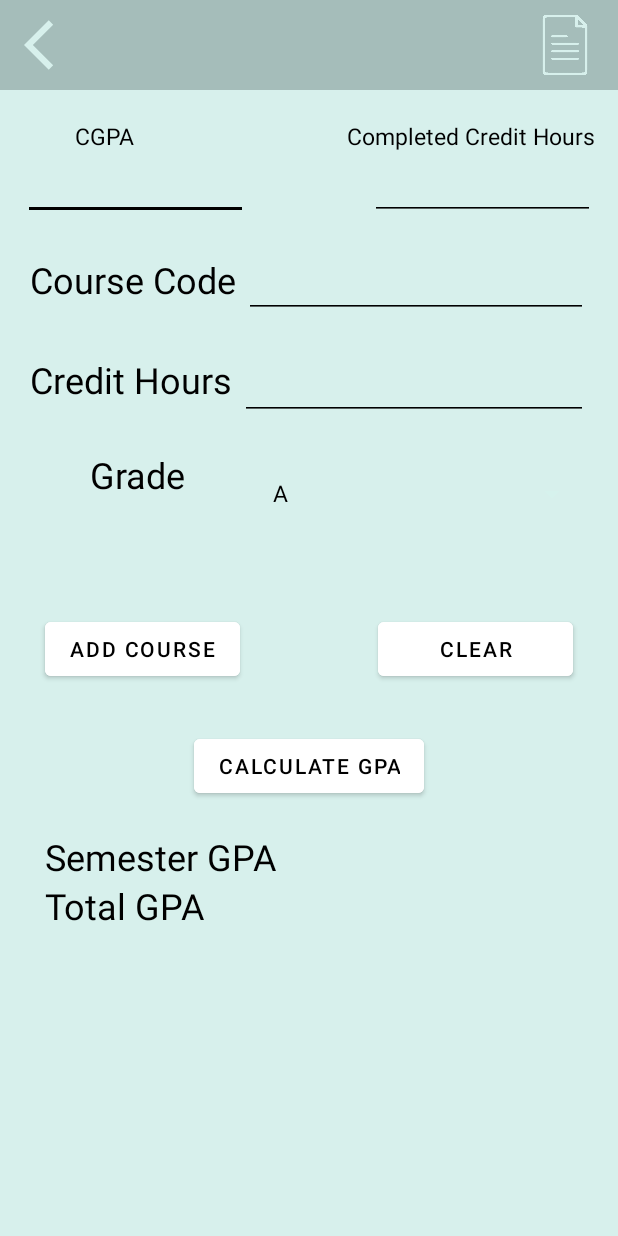
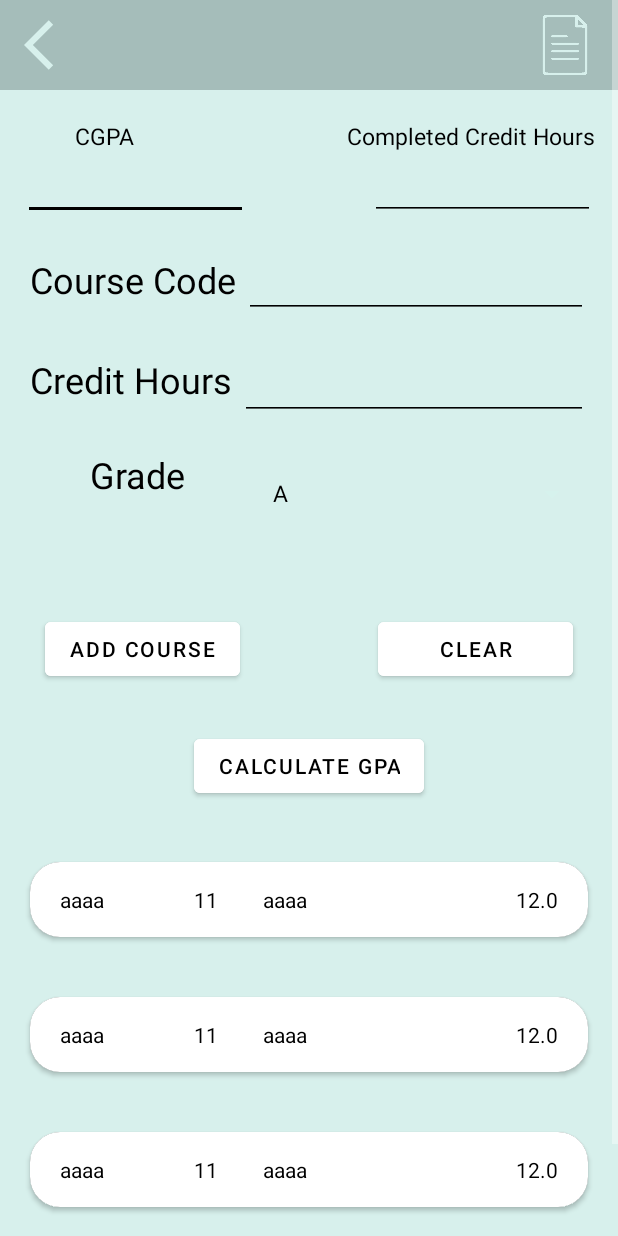
Before and after one commit to maryam2070/javaApp, an Android app: the GpaCalculator screen opened directly, with no data from a screen before it, on a phone screen of 412 x 824 dp. Run offline under Robolectric (Android 15) with nearby library versions, the phone set to English and light mode, and no system bars.

Commit message:
..........

```diff
--- a/app/src/main/java/com/example/aaaaaaaa/GpaCalculator.java
+++ b/app/src/main/java/com/example/aaaaaaaa/GpaCalculator.java
@@ -1,4 +1,6 @@
 package com.example.aaaaaaaa;
+
+import static java.util.Collections.emptyList;
 
 import androidx.appcompat.app.AppCompatActivity;
 import androidx.recyclerview.widget.LinearLayoutManager;
@@ -16,6 +18,7 @@ import android.widget.Spinner;
 import android.widget.TextView;
 import android.widget.Toast;
 
+import java.util.ArrayList;
 import java.util.Collections;
 import java.util.List;
 
@@ -25,7 +28,9 @@ public class GpaCalculator extends AppCompatActivity {
     private EditText CreditHours , courseCode , completedH , CGPA;
     private Button addCourse,calculate,clear;
     private TextView GPA_view , total_view;
-    private List<CourseGrade>Courses;
+    ArrayList<CourseGrade>Courses= new ArrayList<>();;////////////
+    ViewAdapter adapter1=new ViewAdapter();//////////
+
     double totalPoints=0,total_credit=0,creditHours=0,gradePoints ,coursePoints,completedHours=0,previousGPA=0;
     ImageView back;
     RecyclerView viewCourses ;
@@ -35,12 +40,19 @@ public class GpaCalculator extends AppCompatActivity {
         super.onCreate(savedInstanceState);
         setContentView(R.layout.activity_gpa_calculator);
 
-        Courses= Collections.EMPTY_LIST;
+        viewCourses = findViewById(R.id.courses_view);//////////
+        adapter1.setList(Courses);///////////
+        viewCourses.setAdapter(adapter1);////////
+        viewCourses.setLayoutManager(new LinearLayoutManager(GpaCalculator.this));////////
 
+        CourseGrade c=new CourseGrade("aaaa","aaaa",11,12.0);
+        Courses.add(c);
+        Courses.add(new CourseGrade("aaaa","aaaa",11,12.0));
+        Courses.add(new CourseGrade("aaaa","aaaa",11,12.0));
 
         completedH=findViewById(R.id.creditH);
         CGPA = findViewById(R.id.CGPA);
-        viewCourses = findViewById(R.id.courses_view);
+
         CreditHours = findViewById(R.id.creditHours);
         courseCode=findViewById(R.id.course_code);
         addCourse = findViewById(R.id.Add);
@@ -109,6 +121,9 @@ public class GpaCalculator extends AppCompatActivity {
                     courseCode.setText("");
                     ////////////////////////////////////////////////////////////
                  //   Courses.add(new CourseGrade(courseCode.getText().toString(),))
+                    adapter1.setList(Courses);////////
+                    viewCourses.setAdapter(adapter1);/////////
+                    ////////
                 } else {
                     Toast.makeText(getApplicationContext() , "Enter missing data values" , Toast.LENGTH_SHORT).show();
                 }
--- a/app/src/main/java/com/example/aaaaaaaa/ViewAdapter.java
+++ b/app/src/main/java/com/example/aaaaaaaa/ViewAdapter.java
@@ -12,7 +12,12 @@ import java.util.ArrayList;
 import java.util.List;
 
 public class ViewAdapter extends RecyclerView.Adapter<ViewAdapter.ViewHolder> {
-    private List<CourseGrade> viewList = new ArrayList<>();
+    private ArrayList<CourseGrade> viewList = new ArrayList<>();
+
+    public void setList(ArrayList<CourseGrade> l)
+    {
+        viewList=l;
+    }
     @NonNull
     @Override
     public ViewAdapter.ViewHolder onCreateViewHolder(@NonNull ViewGroup parent, int viewType) {
--- a/app/src/main/res/layout/course_view.xml
+++ b/app/src/main/res/layout/course_view.xml
@@ -6,6 +6,7 @@
     xmlns:app="http://schemas.android.com/apk/res-auto"
     xmlns:tools="http://schemas.android.com/tools"
     android:layout_width="match_parent"
+    android:layout_margin="20dp"
     android:layout_height="50dp">
 
 
```
